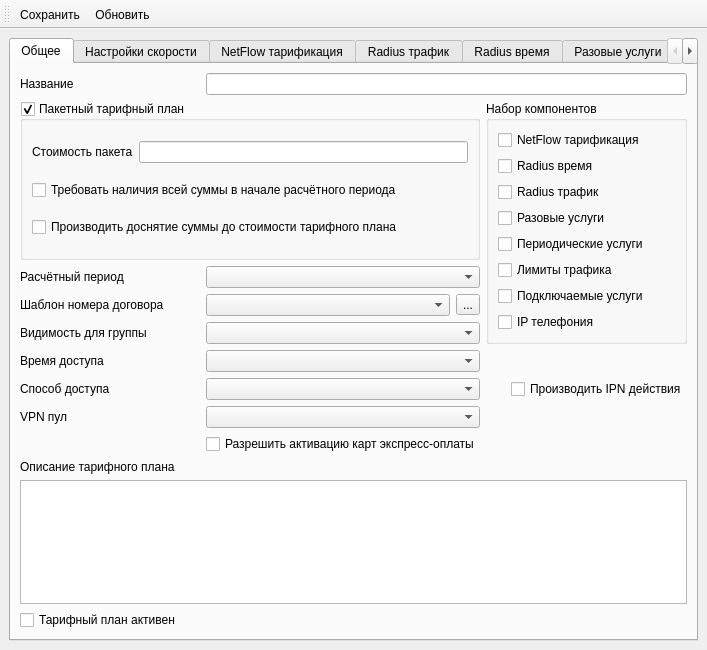
Before: the Qt Designer form mdi/forms/new_tp_edit.ui in brat002/ExpertBilling, drawn with Qt 5.
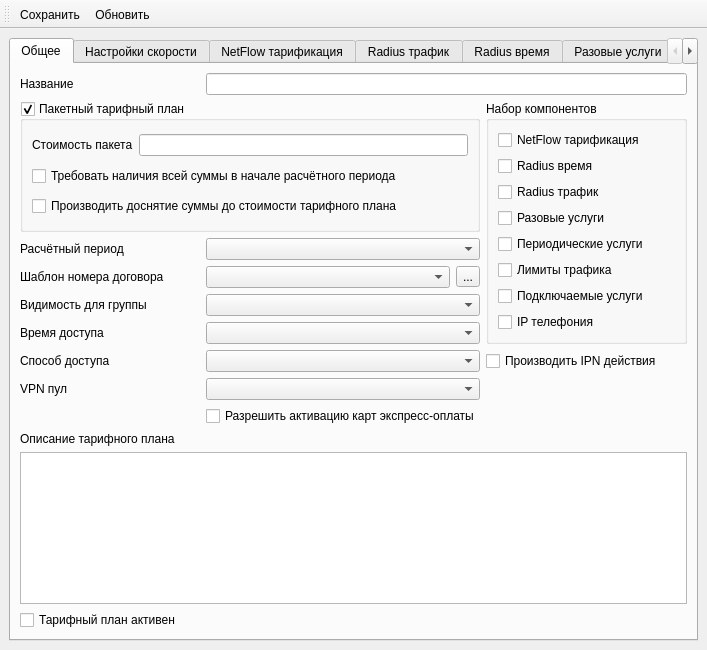
After: the same form once the commit is applied. Icons and pictures are not drawn.

```diff
--- a/mdi/forms/new_tp_edit.ui
+++ b/mdi/forms/new_tp_edit.ui
@@ -139,7 +139,7 @@
           </layout>
          </widget>
         </item>
-        <item row="1" column="3" rowspan="4" colspan="2">
+        <item row="1" column="3" rowspan="5" colspan="2">
          <widget class="QGroupBox" name="components_groupBox">
           <property name="toolTip">
            <string>Набор компонентов тарифного плана</string>
@@ -356,19 +356,6 @@
           </property>
          </widget>
         </item>
-        <item row="6" column="4">
-         <widget class="QCheckBox" name="checkBox_ipn_actions">
-          <property name="toolTip">
-           <string>Производить дополнительно IPN действия на сервере доступа для данного способа доступа.</string>
-          </property>
-          <property name="whatsThis">
-           <string>Производить дополнительно IPN действия на сервере доступа для данного способа доступа.</string>
-          </property>
-          <property name="text">
-           <string>Производить IPN действия</string>
-          </property>
-         </widget>
-        </item>
         <item row="4" column="0">
          <widget class="QLabel" name="label_systemgroup">
           <property name="toolTip">
@@ -468,6 +455,19 @@
           </property>
          </widget>
         </item>
+        <item row="6" column="3">
+         <widget class="QCheckBox" name="checkBox_ipn_actions">
+          <property name="toolTip">
+           <string>Производить дополнительно IPN действия на сервере доступа для данного способа доступа.</string>
+          </property>
+          <property name="whatsThis">
+           <string>Производить дополнительно IPN действия на сервере доступа для данного способа доступа.</string>
+          </property>
+          <property name="text">
+           <string>Производить IPN действия</string>
+          </property>
+         </widget>
+        </item>
        </layout>
       </widget>
       <widget class="QWidget" name="tab_2">
```
Left out of the diff: 1 changed line with no effect on the pictures.
